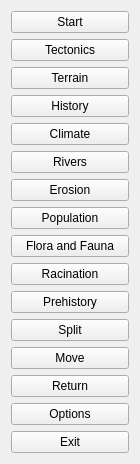
First picture: the form in mainmenu.ui, repository tps12/Tec-Nine, before the edit.
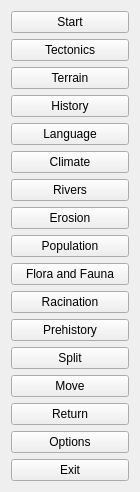
Second picture: the form after the edit.

Commit message:
Add language mode
From Dorftris repo, with fixes. Generates a 2000 word vocabulary randomly, and
evolves it by applying a- and i-mutations, and vowel breaking (also new since
Dorftris).

The edit to the form file:
```diff
--- a/mainmenu.ui
+++ b/mainmenu.ui
@@ -48,6 +48,13 @@
      </property>
     </widget>
    </item>
+   <item>
+    <widget class="QPushButton" name="language">
+     <property name="text">
+      <string>Language</string>
+     </property>
+    </widget>
+   </item>
    <item>
     <widget class="QPushButton" name="climate">
      <property name="sizePolicy">
```
The commit also changes 8 other files.
